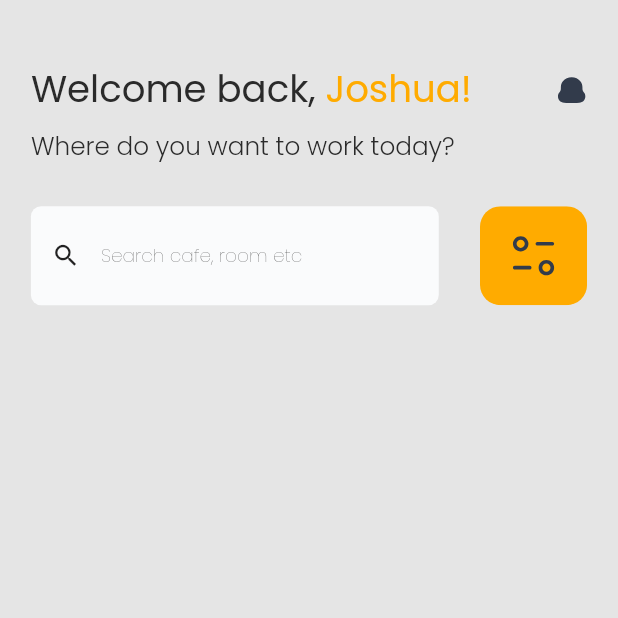
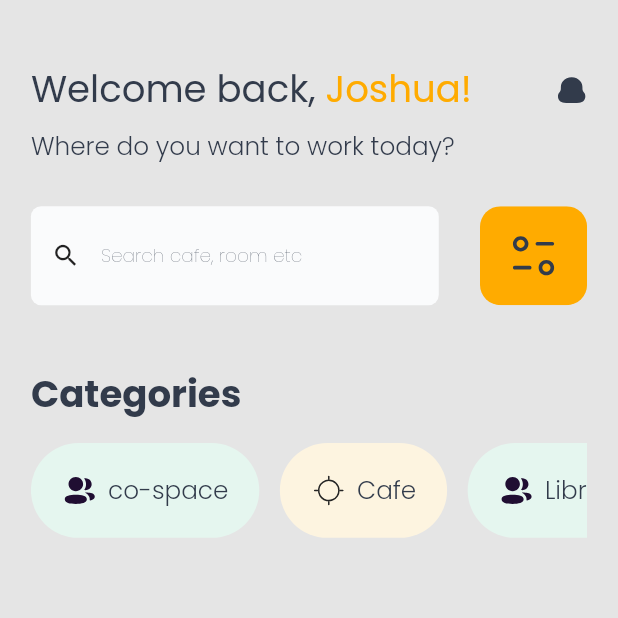
Before and after one commit to olamilekan-adeleke/work-space-UI, a Flutter app: the screen it shows after launch, on a phone screen of 412 x 824 dp, the top half of it. Run offline on Flutter 3.47's test engine with Material 2 defaults, Android fonts, the phone set to English and light mode, and no system bars; our stand-ins replace flutter_svg, google_fonts, sizer.

Commit message:
categories and add some images

```diff
--- a/lib/components/color.dart
+++ b/lib/components/color.dart
@@ -1,6 +1,6 @@
 import 'package:flutter/material.dart';
 
-const Color kcTextColor = Color(0xff2a2a2a);
+const Color kcTextColor = Color(0xff323B4B);
 const Color kcPrimaryColor = Color(0xFF008080);
 final Color kcPrimaryColorTwo = const Color(0xff008080).withOpacity(0.7);
 const Color kcGreyLight = Color(0xffEEEEEE);
--- a/lib/views/screens/home_screen.dart
+++ b/lib/views/screens/home_screen.dart
@@ -1,6 +1,7 @@
 import 'package:flutter/material.dart';
 import 'package:sizer/sizer.dart';
 
+import '../widgets/categories_widget.dart';
 import '../widgets/home_header_widget.dart';
 import '../widgets/search_bar.dart';
 
@@ -19,6 +20,7 @@ class HomeScreen extends StatelessWidget {
             SizedBox(height: 20.sp),
             const SearchBarWidget(),
             SizedBox(height: 30.sp),
+            const CategoriesWidget(),
           ],
         ),
       ),
--- /dev/null
+++ b/lib/views/widgets/categories_widget.dart
@@ -0,0 +1,88 @@
+import 'package:flutter/material.dart';
+import 'package:flutter_svg/svg.dart';
+import 'package:sizer/sizer.dart';
+
+import '../../components/custom_text_widget.dart';
+
+class CategoriesWidget extends StatelessWidget {
+  const CategoriesWidget({Key? key}) : super(key: key);
+
+  @override
+  Widget build(BuildContext context) {
+    return Column(
+      crossAxisAlignment: CrossAxisAlignment.start,
+      children: [
+        textWidget(
+          "Categories",
+          size: 18.sp,
+          fontWeight: FontWeight.w700,
+          color: const Color(0xff323B4B),
+        ),
+        SizedBox(height: 10.sp),
+        SizedBox(
+          height: 46.sp,
+          child: ListView(
+            scrollDirection: Axis.horizontal,
+            physics: const BouncingScrollPhysics(),
+            children: const <Widget>[
+              CategoriesItemWidget(
+                image: "asset/people.svg",
+                title: "co-space",
+              ),
+              CategoriesItemWidget(
+                image: "asset/locate.svg",
+                title: "Cafe",
+                color: Color(0xffFDF4E0),
+              ),
+              CategoriesItemWidget(
+                image: "asset/people.svg",
+                title: "Library",
+              ),
+              CategoriesItemWidget(
+                image: "asset/people.svg",
+                title: "Book Shop",
+              ),
+            ],
+          ),
+        ),
+      ],
+    );
+  }
+}
+
+class CategoriesItemWidget extends StatelessWidget {
+  const CategoriesItemWidget({
+    Key? key,
+    required this.image,
+    required this.title,
+    this.color,
+  }) : super(key: key);
+
+  final String image;
+  final String title;
+  final Color? color;
+
+  @override
+  Widget build(BuildContext context) {
+    return Container(
+      padding: EdgeInsets.symmetric(horizontal: 15.sp),
+      margin: EdgeInsets.only(right: 10.sp),
+      height: 44.sp,
+      decoration: BoxDecoration(
+        color: color ?? const Color(0xffE5F6EF),
+        borderRadius: BorderRadius.circular(35.sp),
+      ),
+      child: Row(
+        children: [
+          SvgPicture.asset(image),
+          SizedBox(width: 5.sp),
+          textWidget(
+            title,
+            size: 12.sp,
+            fontWeight: FontWeight.w300,
+          ),
+        ],
+      ),
+    );
+  }
+}
```
Also changed, not shown: asset/1.jpg (added), asset/2.webp (added), asset/3.webp (added), asset/4.webp (added), asset/locate.svg (added), asset/work-space-1.png (added), asset/work_space_1.webp (added).
